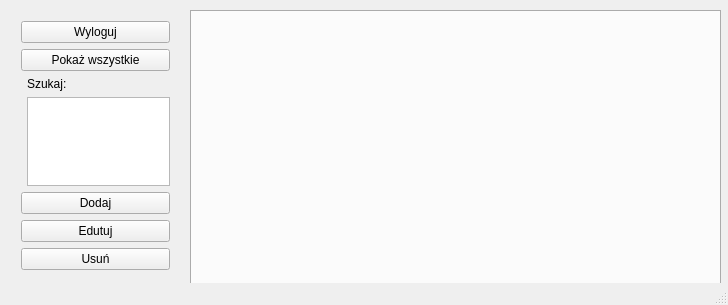
Above: mainwindow.ui from anmaber/RecyclingCenter before the change. Below: the same form after it.
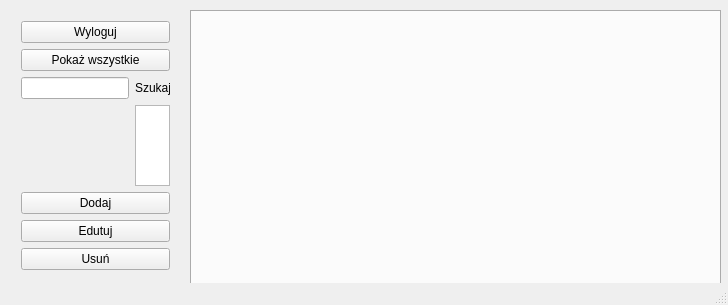
That is the form after the change.

Patch:
```diff
--- a/mainwindow.ui
+++ b/mainwindow.ui
@@ -40,8 +40,8 @@
      </item>
      <item>
       <layout class="QFormLayout" name="formLayout">
-       <item row="1" column="1">
-        <widget class="QTextEdit" name="textEditSzukaj"/>
+       <item row="0" column="0">
+        <widget class="QLineEdit" name="lineEdit"/>
        </item>
        <item row="0" column="1">
         <widget class="QLabel" name="labelSzukaj">
@@ -53,6 +53,9 @@
          </property>
         </widget>
        </item>
+       <item row="1" column="1">
+        <widget class="QTextEdit" name="textEdit"/>
+       </item>
       </layout>
      </item>
      <item>
```
